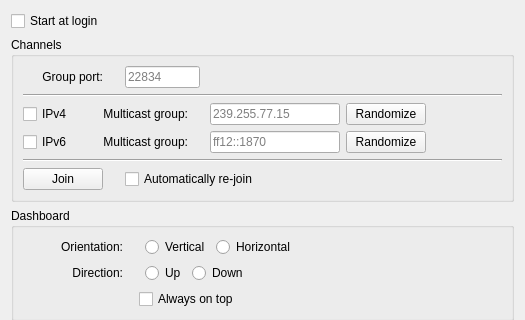
Old version of the form src/dashboard/dialog.ui in the repository b0bh00d/Dash-d; both pictures show x 0 to 525 and y 0 to 320 of the 525 by 573 pixel window.
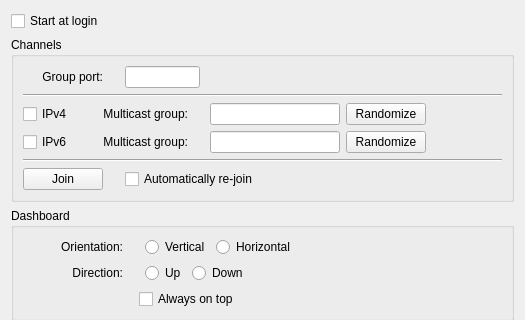
New version of the form.

```diff
--- a/src/dashboard/dialog.ui
+++ b/src/dashboard/dialog.ui
@@ -108,7 +108,7 @@
            </size>
           </property>
           <property name="placeholderText">
-           <string>22834</string>
+           <string/>
           </property>
          </widget>
         </item>
@@ -205,7 +205,7 @@
            </size>
           </property>
           <property name="placeholderText">
-           <string>239.255.77.15</string>
+           <string/>
           </property>
          </widget>
         </item>
@@ -296,7 +296,7 @@
            </size>
           </property>
           <property name="placeholderText">
-           <string>ff12::1870</string>
+           <string/>
           </property>
          </widget>
         </item>
```
